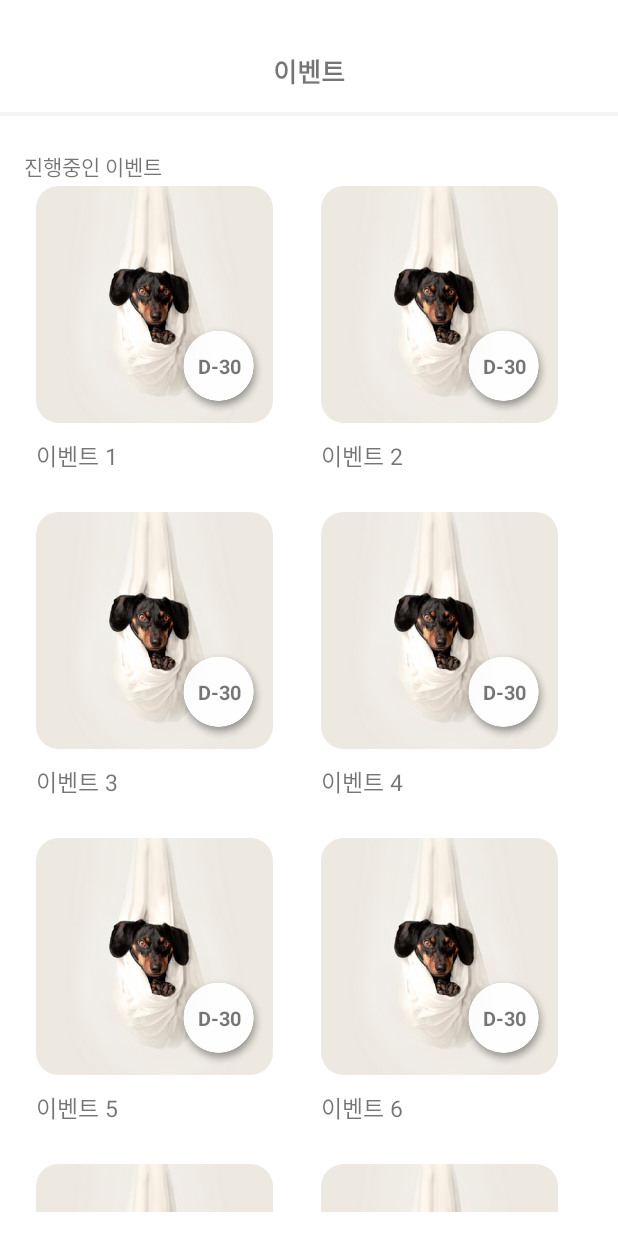
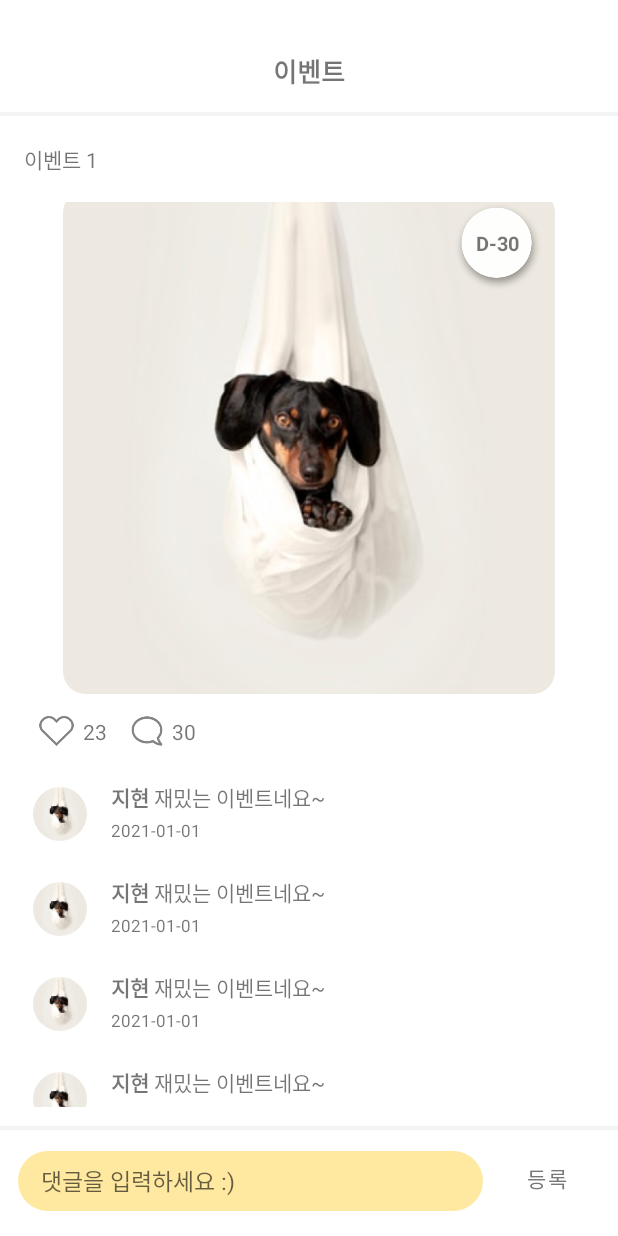
Before and after one commit to pindergarten/pindergarten-android, an Android app: the fragment Fragment_event placed in its activity, after a tap on an icon or button, on a phone screen of 412 x 824 dp. Run offline under Robolectric (Android 15) with nearby library versions, the phone set to English and light mode, and no system bars; our stand-ins replace data binding; pictures from the network do not load.

Commit message:
Pindergarten (3) : event

```diff
--- /dev/null
+++ b/app/src/main/java/com/example/pindergarten_android/CommentAdapter.kt
@@ -0,0 +1,57 @@
+package com.example.pindergarten_android
+
+
+import android.net.Uri
+import android.text.Html
+import android.view.LayoutInflater
+import android.view.View
+import android.view.ViewGroup
+import android.widget.ImageButton
+import android.widget.TextView
+import androidx.recyclerview.widget.RecyclerView
+import com.bumptech.glide.Glide
+
+
+class CommentAdapter(private val userImg:ArrayList<Uri>, private val userId:ArrayList<String>, private val userDetail:ArrayList<String>,private val userDate:ArrayList<String>, val context: Fragment_eventdetail): RecyclerView.Adapter<CommentAdapter.ViewHolder>(){
+
+
+    override fun getItemCount(): Int = userImg.size
+
+    interface ItemClickListener {
+        fun onClick(view: View, position: Int)
+    }
+
+    private lateinit var itemClickListner: ItemClickListener
+
+    fun setItemClickListener(itemClickListener: ItemClickListener) {
+        this.itemClickListner = itemClickListener
+    }
+
+    override fun onCreateViewHolder(parent : ViewGroup, viewType: Int): ViewHolder {
+        val inflateView = LayoutInflater.from(parent.context).inflate(R.layout.comment_item,parent,false)
+        return ViewHolder(inflateView)
+    }
+
+    class ViewHolder(v: View): RecyclerView.ViewHolder(v){
+        var user_img = v.findViewById<ImageButton>(R.id.user_image)
+        var user_comment = v.findViewById<TextView>(R.id.user_comment)
+        var user_date = v.findViewById<TextView>(R.id.user_date)
+
+    }
+
+    override fun onBindViewHolder(holder: ViewHolder, position: Int) {
+        val item = userImg[position]
+
+        Glide.with(context)
+            .load(item)
+            .centerCrop()
+            .circleCrop()
+            .into(holder.user_img)
+
+        holder.user_date.text = userDate[position]
+        holder.user_comment.text = Html.fromHtml("<b>${userId[position]}</b> ${userDetail[position]}")
+
+
+    }
+
+}
--- a/app/src/main/java/com/example/pindergarten_android/EventAdapter.kt
+++ b/app/src/main/java/com/example/pindergarten_android/EventAdapter.kt
@@ -1,7 +1,6 @@
 package com.example.pindergarten_android
 
 import android.net.Uri
-import android.util.Log
 import android.view.LayoutInflater
 import android.view.View
 import android.view.ViewGroup
@@ -13,6 +12,16 @@ import com.bumptech.glide.Glide
 class EventAdapter(private val eventImage:ArrayList<Uri>,private val eventTitle:ArrayList<String> ,private val eventDay:ArrayList<Int> , val context: Fragment_event): RecyclerView.Adapter<EventAdapter.ViewHolder>(){
 
     override fun getItemCount(): Int = eventImage.size
+
+    interface ItemClickListener {
+        fun onClick(view: View, position: Int)
+    }
+
+    private lateinit var itemClickListner: ItemClickListener
+
+    fun setItemClickListener(itemClickListener: ItemClickListener) {
+        this.itemClickListner = itemClickListener
+    }
 
     override fun onCreateViewHolder(parent : ViewGroup, viewType: Int): ViewHolder {
         val inflateView = LayoutInflater.from(parent.context).inflate(R.layout.event_image_item,parent,false)
@@ -36,13 +45,10 @@ class EventAdapter(private val eventImage:ArrayList<Uri>,private val eventTitle:
 
         holder.title.text = eventTitle[position]
         holder.day.text="D-${eventDay[position]}"
-        holder.itemView.setOnClickListener {
-            Log.i("clicked: ", "${eventTitle.get(position)} ")
 
+        holder.itemView.setOnClickListener{
+            itemClickListner.onClick(it,position)
         }
-
-
-
 
     }
 
--- a/app/src/main/java/com/example/pindergarten_android/Fragment_addPost.kt
+++ b/app/src/main/java/com/example/pindergarten_android/Fragment_addPost.kt
@@ -79,7 +79,6 @@ class Fragment_addPost: Fragment() {
                     val fragment : Fragment = Fragment_socialPet()
                     transaction.replace(R.id.container,fragment)
                     transaction.commit()
-
                     alertDialog.dismiss()
                 }
                 alertDialog.setView(view2)
--- a/app/src/main/java/com/example/pindergarten_android/Fragment_event.kt
+++ b/app/src/main/java/com/example/pindergarten_android/Fragment_event.kt
@@ -4,6 +4,7 @@ import android.app.Activity
 import android.content.Intent
 import android.net.Uri
 import android.os.Bundle
+import android.util.Log
 import android.view.LayoutInflater
 import android.view.View
 import android.view.ViewGroup
@@ -34,6 +35,20 @@ class Fragment_event : Fragment() {
         recyclerView.layoutManager = gridLayoutManager
         recyclerView.adapter = adapter
 
+        adapter.setItemClickListener( object : EventAdapter.ItemClickListener{
+            override fun onClick(view: View, position: Int) {
+                Log.i("clicked: ", "${eventTitle.get(position)} ")
+                val transaction = myContext!!.supportFragmentManager.beginTransaction()
+                val fragment : Fragment = Fragment_eventdetail()
+                val bundle = Bundle()
+                bundle.putString("eventTitle",eventTitle.get(position))
+                bundle.putInt("eventDay",eventDay.get(position))
+                bundle.putString("eventImage", eventImage.get(position).toString())
+                fragment.arguments=bundle
+                transaction.replace(R.id.container,fragment)
+                transaction.commit()
+            }
+        })
 
         //서버요청
         for(i in 0 until 10){
--- /dev/null
+++ b/app/src/main/java/com/example/pindergarten_android/Fragment_eventdetail.kt
@@ -0,0 +1,144 @@
+package com.example.pindergarten_android
+
+import android.app.Activity
+import android.content.Intent
+import android.net.Uri
+import android.os.Bundle
+import android.view.LayoutInflater
+import android.view.View
+import android.view.ViewGroup
+import android.widget.Button
+import android.widget.ImageButton
+import android.widget.ImageView
+import android.widget.TextView
+import androidx.fragment.app.Fragment
+import androidx.fragment.app.FragmentActivity
+import androidx.recyclerview.widget.LinearLayoutManager
+import androidx.recyclerview.widget.RecyclerView
+import com.bumptech.glide.Glide
+
+class Fragment_eventdetail : Fragment() {
+
+    private var myContext: FragmentActivity? = null
+
+
+    var userImg = ArrayList<Uri>()
+    var userId = ArrayList<String>()
+    var userDetail = ArrayList<String>()
+    var userDate = ArrayList<String>()
+    val adapter = CommentAdapter(userImg,userId,userDetail,userDate,this)
+
+    var eventTitle : String =""
+    var eventImage : String =""
+    var eventDay : Int = 0
+    var liked : Boolean ?= null
+
+
+
+    override fun onCreateView(inflater: LayoutInflater, container: ViewGroup?, savedInstanceState: Bundle?): View? {
+
+        var view = inflater.inflate(R.layout.fragment_event_detail,container,false)
+
+        //navigate hide
+        val mainAct = activity as MainActivity
+        mainAct.HideBottomNavigation(true)
+
+
+        var recyclerview_main = view.findViewById<RecyclerView>(R.id.recyclerview_main)
+        var recyclerView = recyclerview_main // recyclerview id
+        var layoutManager = LinearLayoutManager(container?.context)
+        recyclerView.layoutManager = layoutManager
+        recyclerView.adapter = adapter
+
+        //fragment 데이터 전달 받는
+        var bundle: Bundle
+        if(arguments!=null){
+            bundle = arguments as Bundle
+
+            eventTitle = bundle.getString("eventTitle").toString()
+            eventImage = bundle.getString("eventImage").toString()
+            eventDay = bundle.getInt("eventDay",0)
+
+            var event_title = view.findViewById<TextView>(R.id.eventTitle)
+            var event_Image = view.findViewById<ImageView>(R.id.eventImage)
+            var day = view.findViewById<TextView>(R.id.day)
+
+            event_title.text = eventTitle
+            context?.let {
+                Glide.with(it)
+                    .load(eventImage)
+                    .override(500,500)
+                    .into(event_Image)
+            }
+            day.text="D-${eventDay}"
+
+        }
+
+        //수정필요
+        liked = false
+
+        //서버요청
+        for(i in 0 until 10){
+            val temp_img = Uri.parse("android.resource://com.example.pindergarten_android/drawable/test1")
+            val temp_title = "재밌는 이벤트네요~"
+            val temp_day = "2021-01-01"
+            val temp_id = "지현"
+            userImg.add(temp_img)
+            userId.add(temp_id)
+            userDetail.add(temp_title)
+            userDate.add(temp_day)
+        }
+        adapter.notifyDataSetChanged()
+
+        var button =view.findViewById<Button>(R.id.button)
+        button.setOnClickListener{
+            val transaction = myContext!!.supportFragmentManager.beginTransaction()
+            val fragment : Fragment = Fragment_comment()
+            transaction.replace(R.id.container,fragment)
+            transaction.commit()
+        }
+
+        var ReviewId = view.findViewById<ImageButton>(R.id.ReviewId)
+        var likeCount = view.findViewById<TextView>(R.id.likeCount)
+        var likeId = view.findViewById<ImageButton>(R.id.likeId)
+
+        ReviewId.setOnClickListener{
+            val transaction = myContext!!.supportFragmentManager.beginTransaction()
+            val fragment : Fragment = Fragment_comment()
+            transaction.replace(R.id.container,fragment)
+            transaction.commit()
+        }
+        likeId.setOnClickListener{
+            if(liked==false){
+                likeId.setImageResource(R.drawable.liked)
+                liked = true
+                likeCount.setText("${Integer.parseInt(likeCount.text.toString())+1}")
+            }
+            else{
+                likeId.setImageResource(R.drawable.unliked)
+                liked = false
+                likeCount.setText("${Integer.parseInt(likeCount.text.toString())-1}")
+            }
+        }
+
+        return view
+    }
+
+    override fun onActivityCreated(savedInstanceState: Bundle?) {
+        super.onActivityCreated(savedInstanceState)
+
+    }
+
+    override fun onAttach(activity: Activity) {
+        myContext = activity as FragmentActivity
+        super.onAttach(activity)
+    }
+
+    override fun onActivityResult(requestCode: Int, resultCode: Int, data: Intent?) {
+        super.onActivityResult(requestCode, resultCode, data)
+
+
+    }
+
+
+}
--- a/app/src/main/res/layout/activity_main.xml
+++ b/app/src/main/res/layout/activity_main.xml
@@ -29,7 +29,7 @@
 
     <com.google.android.material.bottomnavigation.BottomNavigationView
         android:layout_width="match_parent"
-        android:layout_height="80dp"
+        android:layout_height="70dp"
         android:id="@+id/bottom_navigation"
         android:background="@drawable/bottomnavigation_corner"
         app:layout_behavior="tech.thdev.app.view.BottomNavigationBehavior"
--- a/app/src/main/res/layout/card_layout.xml
+++ b/app/src/main/res/layout/card_layout.xml
@@ -61,7 +61,6 @@
                 android:id="@+id/user1_id"
                 android:layout_width="100dp"
                 android:layout_height="14dp"
-                android:autoSizeTextType="uniform"
                 android:singleLine="true"
                 android:layout_marginTop="8dp"
                 android:layout_marginLeft="5dp"
@@ -72,7 +71,6 @@
                 android:id="@+id/user1_text"
                 android:layout_width="117dp"
                 android:layout_height="14dp"
-                android:autoSizeTextType="uniform"
                 android:singleLine="true"
                 android:layout_marginTop="2dp"
                 android:layout_marginLeft="35dp"
--- /dev/null
+++ b/app/src/main/res/layout/comment_item.xml
@@ -0,0 +1,39 @@
+<?xml version="1.0" encoding="utf-8"?>
+<androidx.constraintlayout.widget.ConstraintLayout xmlns:android="http://schemas.android.com/apk/res/android"
+    xmlns:app="http://schemas.android.com/apk/res-auto"
+    android:layout_width="wrap_content"
+    android:layout_height="wrap_content"
+    android:layout_marginBottom="3dp"
+    >
+
+    <ImageButton
+        android:id="@+id/user_image"
+        android:layout_width="60dp"
+        android:layout_height="60dp"
+        android:backgroundTint="@color/white"
+        app:layout_constraintStart_toStartOf="parent"
+        app:layout_constraintTop_toTopOf="parent" />
+
+    <TextView
+        android:id="@+id/user_comment"
+        android:layout_width="290dp"
+        android:layout_height="wrap_content"
+        android:layout_marginTop="8dp"
+        android:layout_marginLeft="4dp"
+        android:textSize="14dp"
+        app:layout_constraintStart_toEndOf="@+id/user_image"
+        app:layout_constraintTop_toTopOf="parent" />
+
+    <TextView
+        android:id="@+id/user_date"
+        android:layout_width="wrap_content"
+        android:layout_height="wrap_content"
+        android:layout_marginLeft="4dp"
+        android:layout_marginTop="4dp"
+        android:textSize="11dp"
+        app:layout_constraintStart_toEndOf="@+id/user_image"
+        app:layout_constraintTop_toBottomOf="@+id/user_comment" />
+
+
+
+</androidx.constraintlayout.widget.ConstraintLayout>
--- a/app/src/main/res/layout/fragment_event.xml
+++ b/app/src/main/res/layout/fragment_event.xml
@@ -31,7 +31,7 @@
         android:layout_height="wrap_content"
         android:text="진행중인 이벤트"
         android:layout_marginLeft="16dp"
-        android:layout_marginTop="20dp"
+        android:layout_marginTop="10dp"
         app:layout_constraintStart_toStartOf="parent"
         app:layout_constraintTop_toBottomOf="@+id/imageView6" />
 
--- /dev/null
+++ b/app/src/main/res/layout/fragment_event_detail.xml
@@ -0,0 +1,203 @@
+<?xml version="1.0" encoding="utf-8"?>
+<androidx.constraintlayout.widget.ConstraintLayout
+    xmlns:app="http://schemas.android.com/apk/res-auto"
+    xmlns:android="http://schemas.android.com/apk/res/android"
+    android:layout_width="match_parent"
+    android:layout_height="match_parent">
+
+    <TextView
+        android:id="@+id/textView8"
+        android:layout_width="match_parent"
+        android:layout_height="wrap_content"
+        android:layout_marginTop="34dp"
+        android:gravity="center_horizontal"
+        android:text="이벤트"
+        android:textSize="17dp"
+        android:textStyle="bold"
+        app:layout_constraintStart_toStartOf="parent"
+        app:layout_constraintTop_toTopOf="parent" />
+
+
+    <ImageView
+        android:id="@+id/imageView6"
+        android:layout_width="match_parent"
+        android:layout_height="wrap_content"
+        android:layout_marginTop="72dp"
+        android:src="@drawable/addpost_line"
+        app:layout_constraintStart_toStartOf="parent"
+        app:layout_constraintTop_toTopOf="parent" />
+
+    <TextView
+        android:id="@+id/eventTitle"
+        android:layout_width="wrap_content"
+        android:layout_height="wrap_content"
+        android:text="이벤트 제목"
+        android:layout_marginLeft="16dp"
+        android:layout_marginTop="15dp"
+        app:layout_constraintStart_toStartOf="parent"
+        app:layout_constraintTop_toBottomOf="@+id/imageView6" />
+
+    <LinearLayout
+        android:id="@+id/linear_cardView"
+        android:layout_width="match_parent"
+        android:layout_height="wrap_content"
+        android:gravity="center_horizontal"
+        app:layout_constraintStart_toStartOf="parent"
+        app:layout_constraintTop_toBottomOf="@+id/eventTitle">
+
+    <androidx.cardview.widget.CardView
+        android:id="@+id/cardView"
+        android:layout_width="wrap_content"
+        android:layout_height="wrap_content"
+        app:cardCornerRadius="15dp"
+        android:layout_marginTop="10dp"
+        app:cardElevation="0dp"
+        >
+
+        <ImageView
+            android:id="@+id/eventImage"
+            android:layout_width="328dp"
+            android:layout_height="328dp"
+            android:layout_gravity="center_horizontal"
+            android:layout_marginTop="8dp"
+            android:scaleType="centerCrop"
+            app:layout_constraintStart_toStartOf="parent"
+            app:layout_constraintTop_toTopOf="parent" />
+
+    </androidx.cardview.widget.CardView>
+
+    </LinearLayout>
+
+    <RelativeLayout
+        android:id="@+id/relativeLayout"
+        android:layout_width="60dp"
+        android:layout_height="60dp"
+        android:layout_marginTop="18dp"
+        android:layout_marginRight="50dp"
+        app:layout_constraintEnd_toEndOf="@+id/linear_cardView"
+        app:layout_constraintTop_toTopOf="@+id/linear_cardView">
+
+        <ImageView
+            android:id="@+id/imageView8"
+            android:layout_width="match_parent"
+            android:layout_height="match_parent"
+            android:src="@drawable/event_day" />
+
+        <TextView
+            android:id="@+id/day"
+            android:layout_width="wrap_content"
+            android:layout_height="wrap_content"
+            android:layout_alignParentStart="true"
+            android:layout_alignParentLeft="true"
+            android:layout_alignParentTop="true"
+            android:layout_alignParentEnd="true"
+            android:layout_alignParentRight="true"
+            android:layout_alignParentBottom="true"
+            android:layout_marginRight="1dp"
+            android:layout_marginBottom="5dp"
+            android:gravity="center"
+            android:text="D-30"
+            android:textSize="13dp"
+            android:textStyle="bold" />
+
+    </RelativeLayout>
+
+    <ImageView
+        android:id="@+id/imageView9"
+        android:layout_width="match_parent"
+        android:layout_height="wrap_content"
+        android:layout_marginBottom="68dp"
+        android:src="@drawable/addpost_line"
+        app:layout_constraintBottom_toBottomOf="parent"
+        app:layout_constraintStart_toStartOf="parent" />
+
+    <EditText
+        android:id="@+id/editText"
+        android:layout_width="310dp"
+        android:layout_height="40dp"
+        android:background="@drawable/dialog_corner"
+        android:backgroundTint="@color/yellow_white"
+        android:hint="댓글을 입력하세요 :)"
+        android:singleLine="true"
+        android:scrollbars="horizontal"
+        android:paddingLeft="15dp"
+        android:paddingRight="15dp"
+        android:textSize="15dp"
+        android:layout_marginTop="11dp"
+        android:layout_marginLeft="12dp"
+        app:layout_constraintStart_toStartOf="parent"
+        app:layout_constraintTop_toBottomOf="@+id/imageView9" />
+
+    <Button
+        android:id="@+id/button"
+        android:layout_width="70dp"
+        android:layout_height="wrap_content"
+        android:layout_marginTop="5dp"
+        android:layout_marginRight="5dp"
+        android:background="#00ff0000"
+        android:text="등록"
+        android:textColor="#777777"
+        app:layout_constraintEnd_toEndOf="parent"
+        app:layout_constraintStart_toEndOf="@+id/editText"
+        app:layout_constraintTop_toBottomOf="@+id/imageView9" />
+
+    <LinearLayout
+        android:id="@+id/linearlayout"
+        android:layout_width="match_parent"
+        android:layout_height="30dp"
+        android:layout_marginTop="10dp"
+        android:layout_marginLeft="10dp"
+        app:layout_constraintStart_toStartOf="parent"
+        app:layout_constraintTop_toBottomOf="@+id/linear_cardView"
+        android:gravity="center_vertical"
+        android:orientation="horizontal" >
+
+        <ImageButton
+            android:id="@+id/likeId"
+            android:layout_width="23dp"
+            android:layout_height="20dp"
+            android:background="@color/white"
+            android:scaleType="fitCenter"
+            android:layout_marginLeft="16dp"
+            android:layout_marginRight="6dp"
+            android:src="@drawable/unliked"/>
+
+        <TextView
+            android:layout_width="wrap_content"
+            android:layout_height="wrap_content"
+            android:id="@+id/likeCount"
+            android:text="23"/>
+
+        <ImageButton
+            android:id="@+id/ReviewId"
+            android:layout_width="21dp"
+            android:layout_height="20dp"
+            android:background="@color/white"
+            android:scaleType="fitCenter"
+            android:layout_marginLeft="16dp"
+            android:layout_marginRight="6dp"
+            android:src="@drawable/review_logo"/>
+
+        <TextView
+            android:layout_width="wrap_content"
+            android:layout_height="wrap_content"
+            android:id="@+id/ReviewCount"
+            android:text="30"/>
+
+    </LinearLayout>
+
+    <androidx.recyclerview.widget.RecyclerView
+        android:id="@+id/recyclerview_main"
+        android:layout_width="match_parent"
+        android:layout_height="0dp"
+        android:layout_margin="10dp"
+        android:orientation="vertical"
+        app:layout_constraintBottom_toTopOf="@+id/imageView9"
+        app:layout_constraintEnd_toEndOf="parent"
+        app:layout_constraintHorizontal_bias="0.473"
+        app:layout_constraintStart_toStartOf="parent"
+        app:layout_constraintTop_toBottomOf="@+id/linearlayout"
+        app:layout_constraintVertical_bias="0.0" />
+
+
+</androidx.constraintlayout.widget.ConstraintLayout>
```
Also changed, not shown: app/src/main/java/com/example/pindergarten_android/CommentAdapter2.kt (added, +57 -0 lines), app/src/main/java/com/example/pindergarten_android/Fragment_comment.kt (added, +76 -0 lines), app/src/main/res/layout/fragment_comment.xml (added, +83 -0 lines), app/src/main/res/layout/fragment_socialpet.xml (+5 -5 lines), app/src/main/res/drawable-v24/liked.png (added), app/src/main/res/drawable-v24/review_logo.png (added), app/src/main/res/drawable-v24/unliked.png (added).
